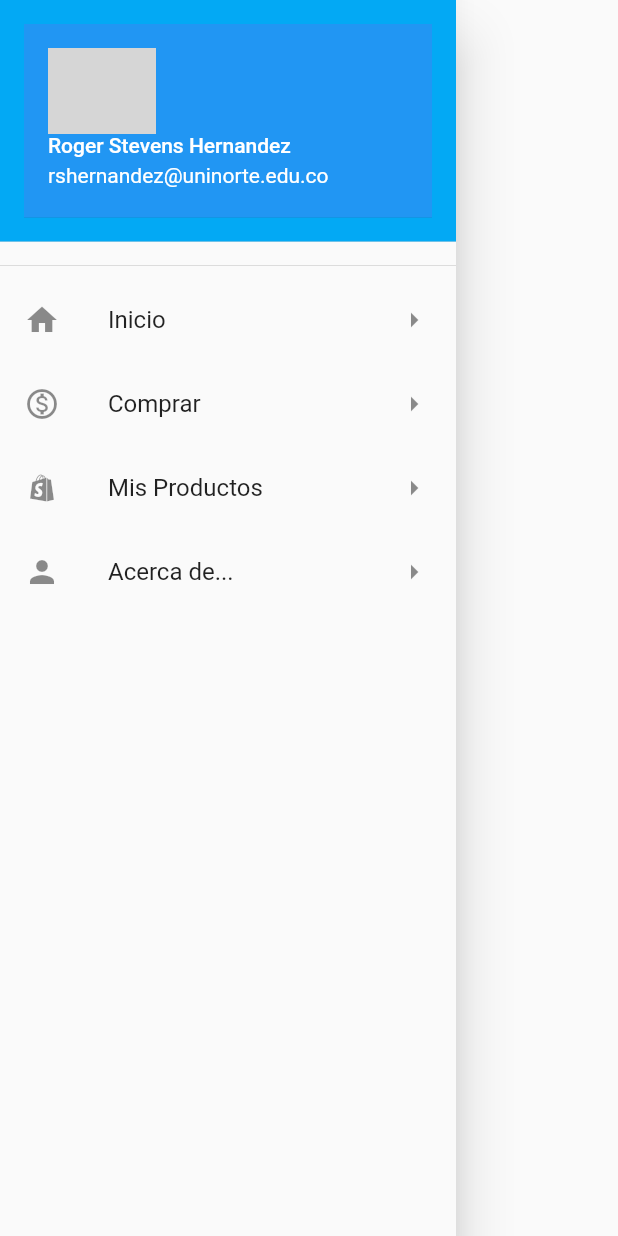
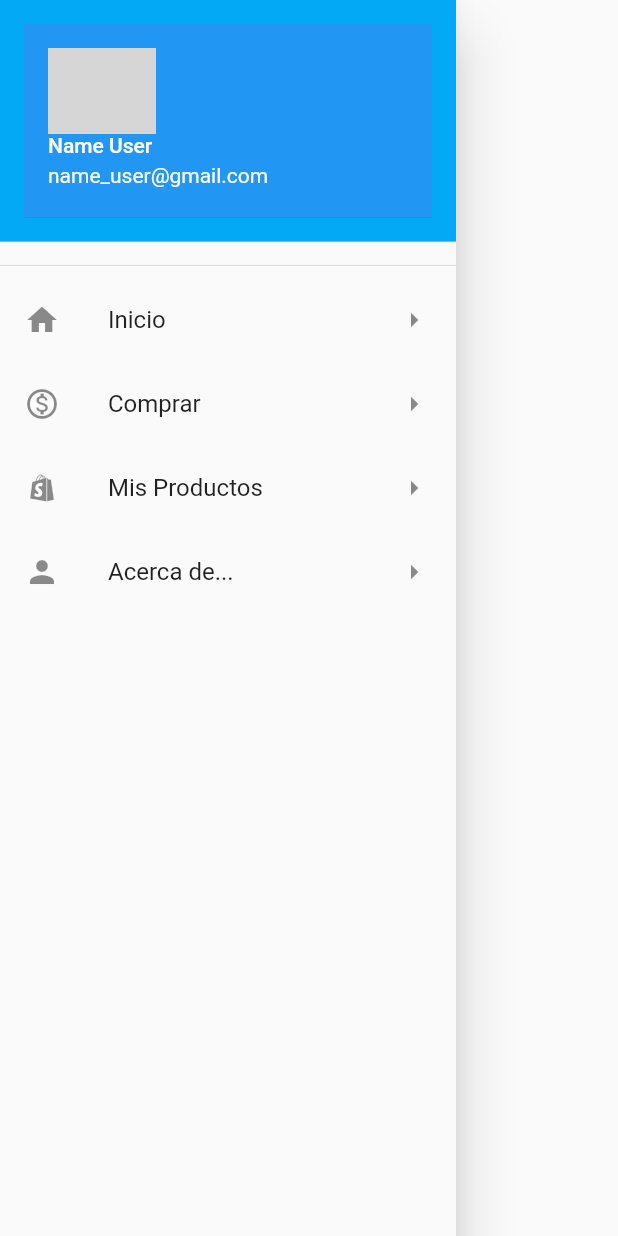
Before and after one commit to GRANDAS360/reto2, a Flutter app: what menu() shows on an empty page, opened directly, on a phone screen of 412 x 824 dp. Run offline on Flutter 3.47's test engine with Material 2 defaults, Android fonts, the phone set to English and light mode, and no system bars; our stand-ins replace get, rflutter_alert; network calls fail; grey boxes are pictures that could not be loaded.

Commit message:
Update menu.dart

```diff
--- a/lib/ui/menu.dart
+++ b/lib/ui/menu.dart
@@ -25,8 +25,8 @@ class _menuState extends State<menu> {
                     backgroundImage: NetworkImage(
                         "http://acrasesores.es/wp-content/uploads/2016/03/foto-carnet-silueta.jpg"),
                   ),
-                  accountName: Text("Roger Stevens Hernandez"),
-                  accountEmail: Text("rshernandez@uninorte.edu.co")),
+                  accountName: Text("Name User"),
+                  accountEmail: Text("name_user@gmail.com")),
             ),
             Divider(),
             Expanded(
```
